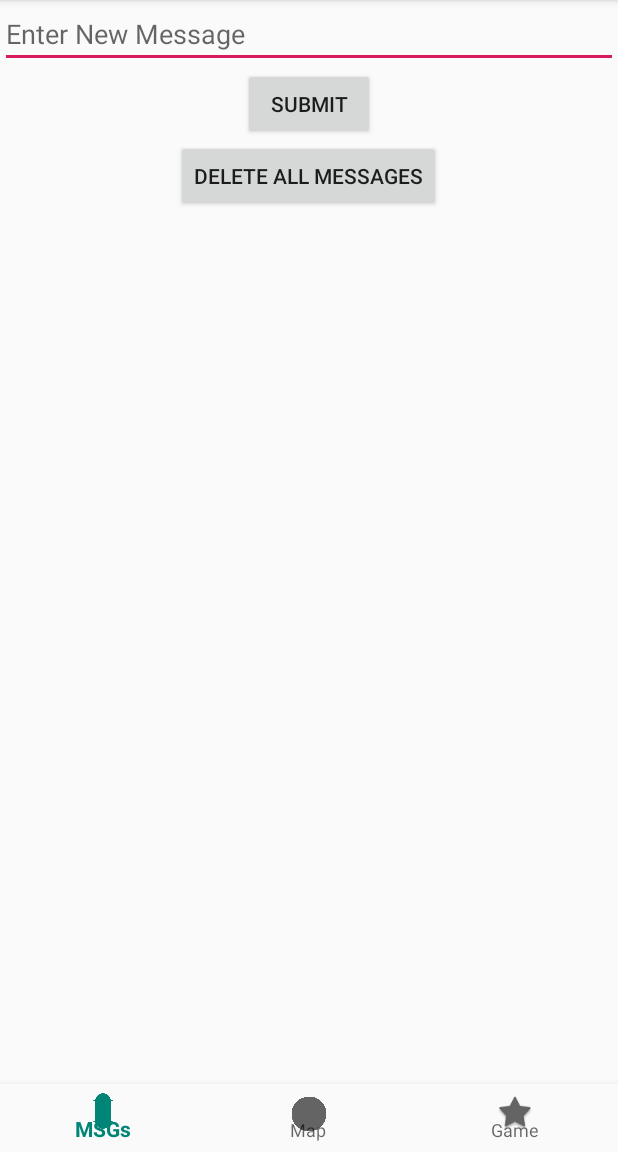
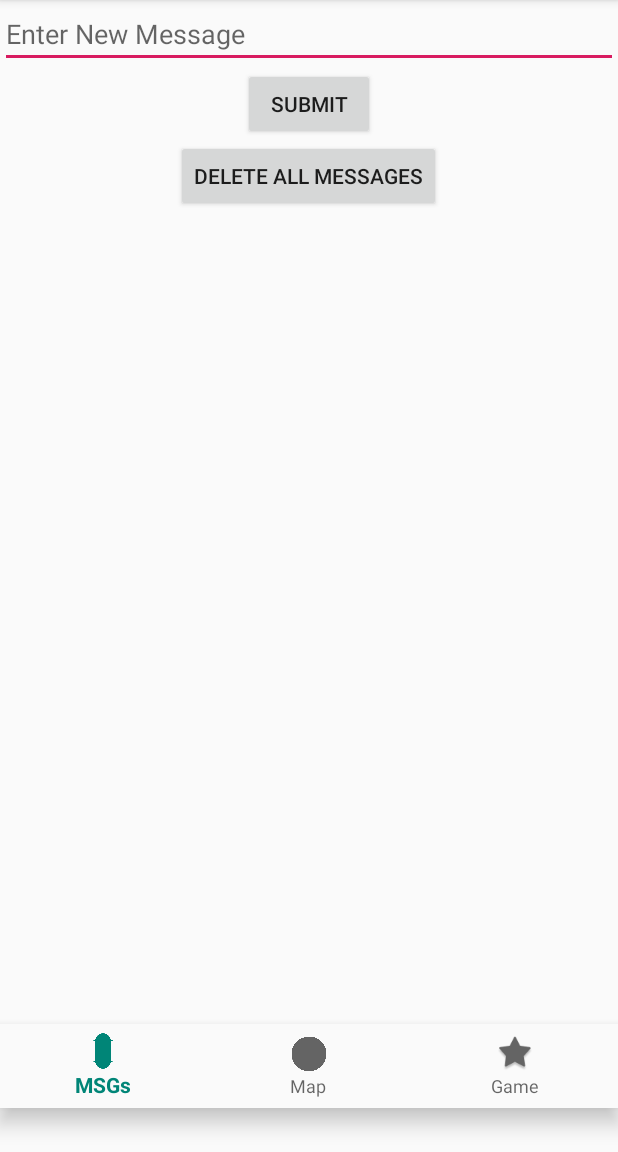
Before and after one commit to BrestenskyMW1/Project, an Android app: the screen it shows after launch (MainActivity), on a phone screen of 412 x 824 dp, the part 84-1236 px from its top. Run offline under Robolectric (Android 15) with nearby library versions, the phone set to English and light mode, and no system bars; our stand-ins replace Room's generated code, data binding.

Commit message:
Fixed a size issue with the main activity's bottom nav bar

```diff
--- a/app/src/main/res/layout/activity_main.xml
+++ b/app/src/main/res/layout/activity_main.xml
@@ -38,7 +38,7 @@
 
             <LinearLayout
                 android:layout_width="match_parent"
-                android:layout_height="581dp"
+                android:layout_height="541dp"
                 android:background="#007A7A7A"
                 android:orientation="vertical">
 
```
